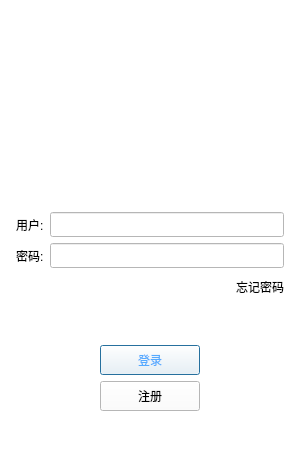
The window that client/QmsrChat/logindialog.ui (msrnnnnn/msrChat) describes before a commit, drawn with Qt 5.
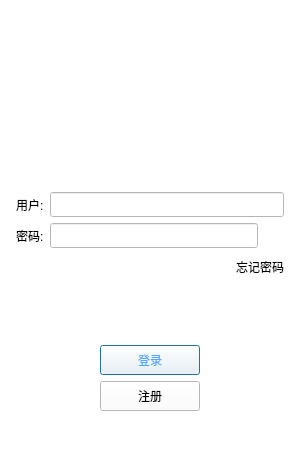
The same window after the commit. Icons and pictures are not drawn. Custom widgets are drawn as their Qt base class.

Diff of the .ui file:
```diff
--- a/client/QmsrChat/logindialog.ui
+++ b/client/QmsrChat/logindialog.ui
@@ -139,6 +139,28 @@
          </property>
         </widget>
        </item>
+       <item>
+        <widget class="ClickedLabel" name="pass_visible">
+         <property name="minimumSize">
+          <size>
+           <width>20</width>
+           <height>20</height>
+          </size>
+         </property>
+         <property name="maximumSize">
+          <size>
+           <width>20</width>
+           <height>20</height>
+          </size>
+         </property>
+         <property name="styleSheet">
+          <string notr="true"/>
+         </property>
+         <property name="text">
+          <string/>
+         </property>
+        </widget>
+       </item>
       </layout>
      </item>
      <item>
@@ -180,6 +202,19 @@
        </item>
       </layout>
      </item>
+     <item>
+      <widget class="QLabel" name="error_label">
+       <property name="styleSheet">
+        <string notr="true">color: red;</string>
+       </property>
+       <property name="text">
+        <string/>
+       </property>
+       <property name="alignment">
+        <set>Qt::AlignmentFlag::AlignCenter</set>
+       </property>
+      </widget>
+     </item>
      <item>
       <spacer name="verticalSpacer_2">
        <property name="orientation">
```
